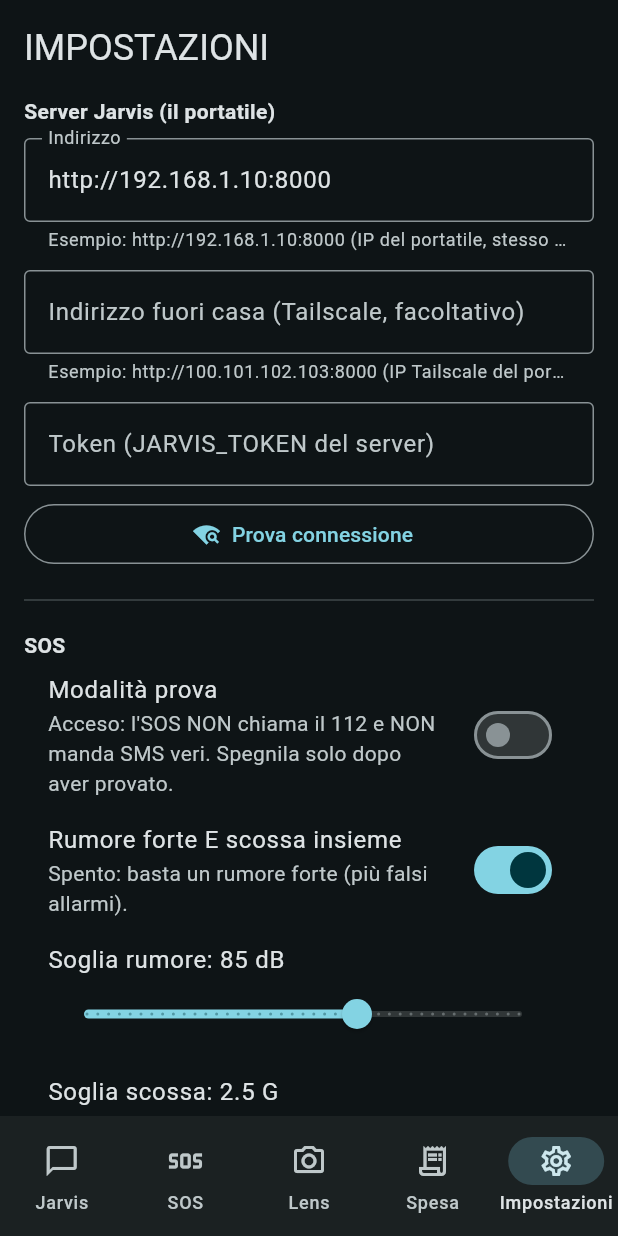
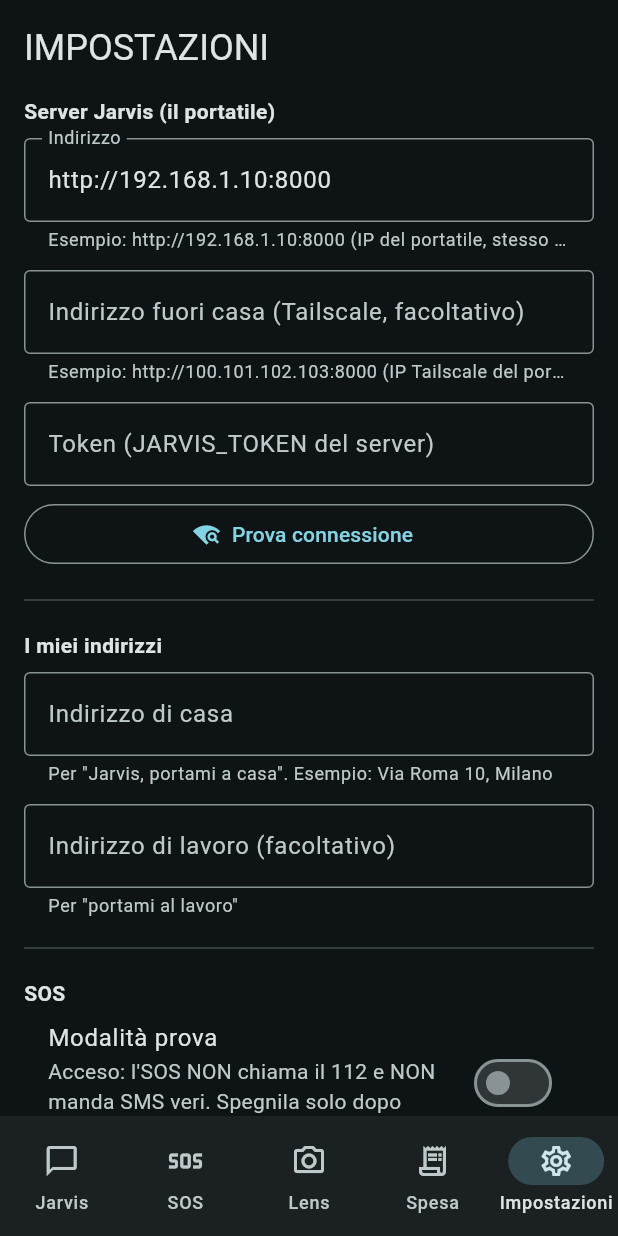
Before and after one commit to luisrubic/jarvis-app, a Flutter app: the screen it shows after launch, item 5 of the bottom bar chosen, after a tap on "Modalità prova", on a phone screen of 412 x 824 dp. Run offline on Flutter 3.47's test engine with Material 3 defaults, Android fonts, the phone set to English and light mode, and no system bars; our stand-ins replace flutter_tts, geolocator, image_picker, permission_handler, share_plus, shared_preferences and 1 more.

Commit message:
Indirizzo di casa e lavoro: 'portami a casa' apre la navigazione verso l'indirizzo salvato
Co-Authored-By: Claude Sonnet 5.5 <noreply@anthropic.com>
Claude-Session: https://claude.ai/code/session_011wx6C8pxQxLKQgFCfj3UQk

```diff
--- a/lib/screens/settings_screen.dart
+++ b/lib/screens/settings_screen.dart
@@ -20,6 +20,8 @@ class _ImpostazioniScreenState extends State<ImpostazioniScreen> {
   late final TextEditingController _url = TextEditingController(text: widget.imp.serverUrl);
   late final TextEditingController _urlFuori = TextEditingController(text: widget.imp.serverUrlFuori);
   late final TextEditingController _token = TextEditingController(text: widget.imp.token);
+  late final TextEditingController _casa = TextEditingController(text: widget.imp.indirizzoCasa);
+  late final TextEditingController _lavoro = TextEditingController(text: widget.imp.indirizzoLavoro);
   final TextEditingController _nome = TextEditingController();
   final TextEditingController _numero = TextEditingController();
 
@@ -27,6 +29,8 @@ class _ImpostazioniScreenState extends State<ImpostazioniScreen> {
   void dispose() {
     _url.dispose();
     _urlFuori.dispose();
+    _casa.dispose();
+    _lavoro.dispose();
     _token.dispose();
     _nome.dispose();
     _numero.dispose();
@@ -129,6 +133,36 @@ class _ImpostazioniScreenState extends State<ImpostazioniScreen> {
             },
             icon: const Icon(Icons.wifi_find),
             label: const Text('Prova connessione'),
+          ),
+          const Divider(height: 40),
+          const Text('I miei indirizzi', style: TextStyle(fontWeight: FontWeight.bold)),
+          const SizedBox(height: 8),
+          TextField(
+            controller: _casa,
+            keyboardType: TextInputType.streetAddress,
+            decoration: const InputDecoration(
+              labelText: 'Indirizzo di casa',
+              helperText: 'Per "Jarvis, portami a casa". Esempio: Via Roma 10, Milano',
+              border: OutlineInputBorder(),
+            ),
+            onChanged: (v) {
+              imp.indirizzoCasa = v;
+              imp.salva();
+            },
+          ),
+          const SizedBox(height: 12),
+          TextField(
+            controller: _lavoro,
+            keyboardType: TextInputType.streetAddress,
+            decoration: const InputDecoration(
+              labelText: 'Indirizzo di lavoro (facoltativo)',
+              helperText: 'Per "portami al lavoro"',
+              border: OutlineInputBorder(),
+            ),
+            onChanged: (v) {
+              imp.indirizzoLavoro = v;
+              imp.salva();
+            },
           ),
           const Divider(height: 40),
           const Text('SOS', style: TextStyle(fontWeight: FontWeight.bold)),
--- a/lib/settings.dart
+++ b/lib/settings.dart
@@ -30,6 +30,8 @@ class Impostazioni extends ChangeNotifier {
   double sogliaG = 2.5;
   bool muto = false;
   bool riceviDalPc = false; // il telefono ritira i comandi chiesti a Jarvis dal PC
+  String indirizzoCasa = ''; // dove ti porta Jarvis quando dici "portami a casa"
+  String indirizzoLavoro = '';
   List<Fidato> fidati = [];
 
   Future<void> carica() async {
@@ -43,6 +45,8 @@ class Impostazioni extends ChangeNotifier {
     sogliaG = _p.getDouble('sogliaG') ?? sogliaG;
     muto = _p.getBool('muto') ?? false;
     riceviDalPc = _p.getBool('riceviDalPc') ?? false;
+    indirizzoCasa = _p.getString('indirizzoCasa') ?? '';
+    indirizzoLavoro = _p.getString('indirizzoLavoro') ?? '';
     final grezzo = _p.getString('fidati');
     if (grezzo != null) {
       try {
@@ -65,6 +69,8 @@ class Impostazioni extends ChangeNotifier {
     await _p.setDouble('sogliaG', sogliaG);
     await _p.setBool('muto', muto);
     await _p.setBool('riceviDalPc', riceviDalPc);
+    await _p.setString('indirizzoCasa', indirizzoCasa);
+    await _p.setString('indirizzoLavoro', indirizzoLavoro);
     await _p.setString('fidati', jsonEncode(fidati.map((f) => f.toJson()).toList()));
     notifyListeners();
   }
--- a/lib/telefono.dart
+++ b/lib/telefono.dart
@@ -19,6 +19,17 @@ class Telefono {
   static const MethodChannel _n = MethodChannel('jarvis/native');
   Timer? _poll;
   bool _inCorso = false;
+
+  /// "casa" e "lavoro" diventano gli indirizzi salvati nelle Impostazioni; il resto resta com'è.
+  /// Ritorna null se chiedi casa/lavoro ma l'indirizzo non è stato impostato.
+  String? _risolviDestinazione(String richiesta) {
+    final r = richiesta.toLowerCase().replaceAll(RegExp(r'[^a-zàèéìòù ]'), ' ').trim();
+    const casa = {'casa', 'a casa', 'casa mia', 'a casa mia', 'home', 'il mio indirizzo di casa'};
+    const lavoro = {'lavoro', 'al lavoro', 'ufficio', "in ufficio", 'work', 'il mio lavoro'};
+    if (casa.contains(r)) return imp.indirizzoCasa.trim().isEmpty ? null : imp.indirizzoCasa.trim();
+    if (lavoro.contains(r)) return imp.indirizzoLavoro.trim().isEmpty ? null : imp.indirizzoLavoro.trim();
+    return richiesta;
+  }
 
   Future<bool> controlloAttivo() async {
     try {
@@ -70,7 +81,11 @@ class Telefono {
           await _n.invokeMethod('whatsapp', {'numero': args['numero'], 'testo': args['testo']});
           return 'WhatsApp pronto: premi tu invio';
         case 'naviga':
-          await _n.invokeMethod('navigate', {'dest': args['destinazione']});
+          final dest = _risolviDestinazione('${args['destinazione']}');
+          if (dest == null) {
+            return 'Indirizzo di casa/lavoro non impostato: scrivilo in Impostazioni > I miei indirizzi';
+          }
+          await _n.invokeMethod('navigate', {'dest': dest});
           return 'Navigazione aperta';
         case 'torcia':
           await _n.invokeMethod('torch', {'on': args['acceso']});
```
